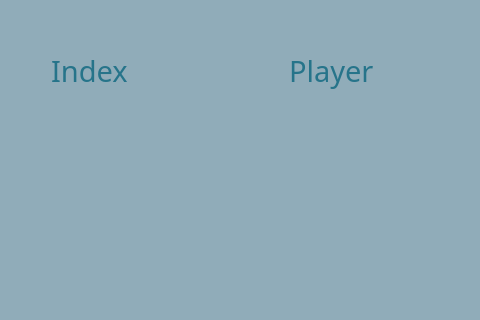
First picture: the form in crossword/crossword/crosswordGUI/scoreboardwindow.ui, repository DariaKomarynska/Crossword-Puzzle, before the edit; both pictures show x 0 to 480 and y 0 to 320 of the 809 by 512 pixel window.
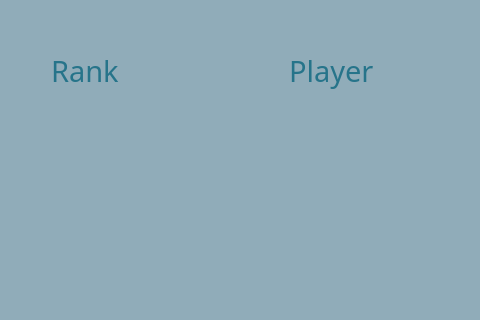
Second picture: the form after the edit.

Patch:
```diff
--- a/crossword/crossword/crosswordGUI/scoreboardwindow.ui
+++ b/crossword/crossword/crosswordGUI/scoreboardwindow.ui
@@ -144,7 +144,7 @@
           </font>
          </property>
          <property name="text">
-          <string>Index</string>
+          <string>Rank</string>
          </property>
          <property name="alignment">
           <set>Qt::AlignLeading|Qt::AlignLeft|Qt::AlignVCenter</set>
```
